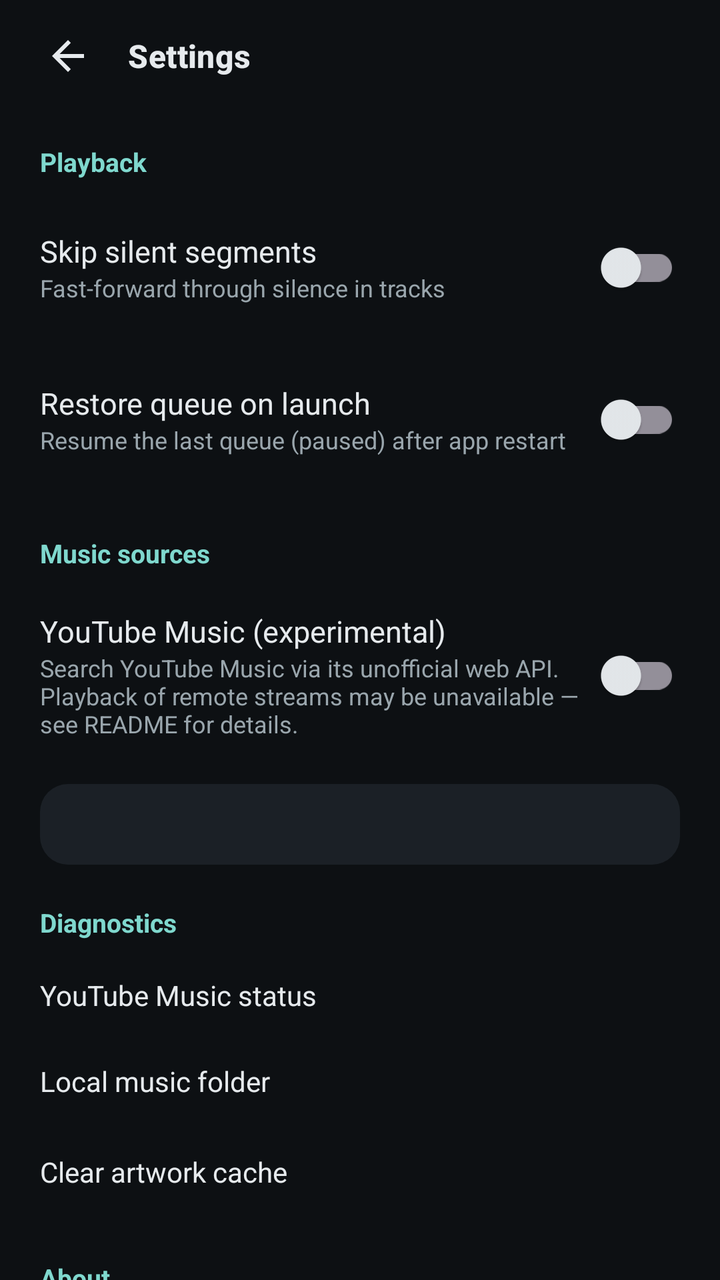
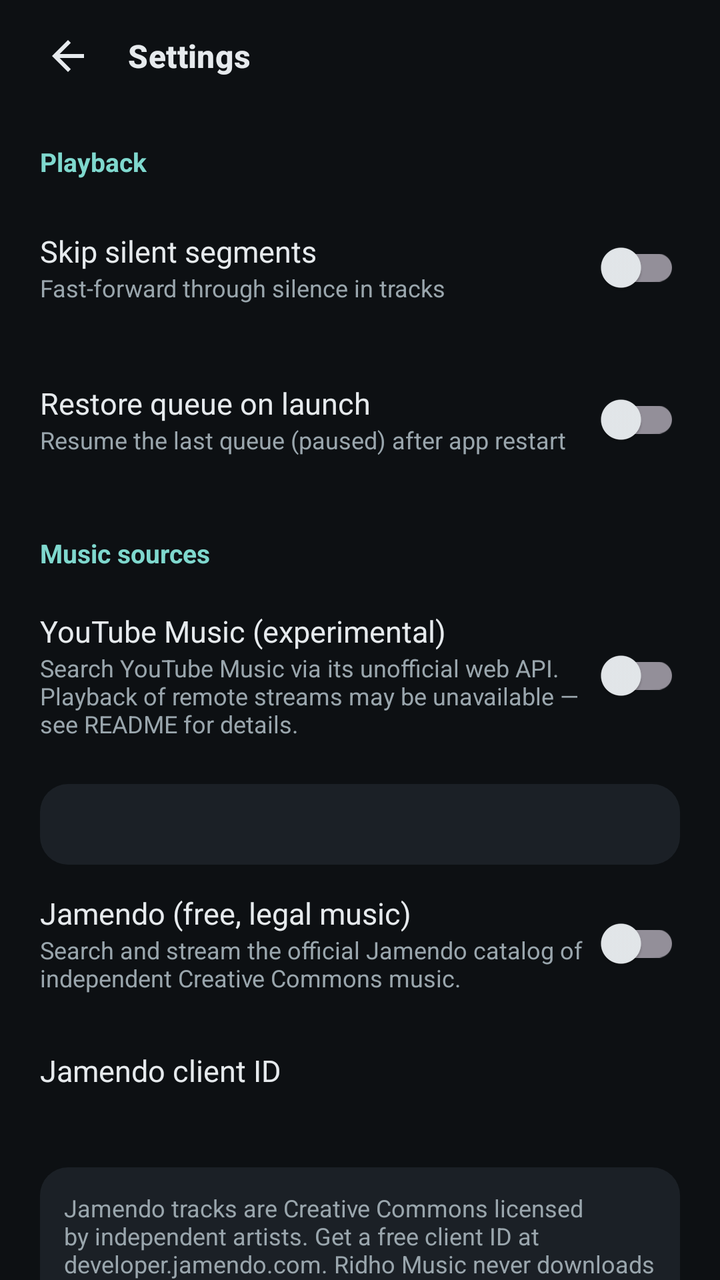

Screens rendered from an Android XML layout before and after an edit, with the pre-edit source and the edit as a unified diff.
<!-- AndroidManifest.xml: application theme Theme.RidhoMusic -->
<!-- res/layout/activity_settings.xml -->
<?xml version="1.0" encoding="utf-8"?>
<androidx.core.widget.NestedScrollView
    xmlns:android="http://schemas.android.com/apk/res/android"
    xmlns:app="http://schemas.android.com/apk/res-auto"
    android:layout_width="match_parent"
    android:layout_height="match_parent"
    android:background="@color/background"
    android:fitsSystemWindows="true">

    <LinearLayout
        android:layout_width="match_parent"
        android:layout_height="wrap_content"
        android:orientation="vertical"
        android:paddingBottom="32dp">

        
        <LinearLayout
            android:layout_width="match_parent"
            android:layout_height="56dp"
            android:gravity="center_vertical"
            android:orientation="horizontal"
            android:paddingHorizontal="12dp">

            <ImageButton
                android:id="@+id/settings_back"
                android:layout_width="44dp"
                android:layout_height="44dp"
                android:background="?attr/selectableItemBackgroundBorderless"
                android:contentDescription="@string/cd_back"
                android:src="@drawable/ic_arrow_back"
                app:tint="@color/on_surface" />

            <TextView
                android:layout_width="0dp"
                android:layout_height="wrap_content"
                android:layout_marginStart="8dp"
                android:layout_weight="1"
                android:text="@string/settings_title"
                android:textAppearance="?attr/textAppearanceTitleMedium"
                android:textColor="@color/on_surface"
                android:textStyle="bold" />
        </LinearLayout>

        
        <TextView
            android:layout_width="match_parent"
            android:layout_height="wrap_content"
            android:paddingHorizontal="20dp"
            android:paddingTop="16dp"
            android:paddingBottom="6dp"
            android:text="@string/settings_playback_header"
            android:textColor="@color/secondary_text_teal"
            android:textSize="13sp"
            android:textStyle="bold" />

        <LinearLayout
            android:layout_width="match_parent"
            android:layout_height="wrap_content"
            android:orientation="vertical">

            <LinearLayout
                android:layout_width="match_parent"
                android:layout_height="wrap_content"
                android:background="?attr/selectableItemBackground"
                android:gravity="center_vertical"
                android:orientation="horizontal"
                android:paddingHorizontal="20dp"
                android:paddingVertical="14dp">

                <LinearLayout
                    android:layout_width="0dp"
                    android:layout_height="wrap_content"
                    android:layout_weight="1"
                    android:orientation="vertical">

                    <TextView
                        android:layout_width="match_parent"
                        android:layout_height="wrap_content"
                        android:text="@string/settings_skip_silence"
                        android:textColor="@color/on_surface"
                        android:textSize="15sp" />

                    <TextView
                        android:layout_width="match_parent"
                        android:layout_height="wrap_content"
                        android:text="@string/settings_skip_silence_sum"
                        android:textColor="@color/on_surface_muted"
                        android:textSize="12sp" />
                </LinearLayout>

                <com.google.android.material.switchmaterial.SwitchMaterial
                    android:id="@+id/switch_skip_silence"
                    android:layout_width="wrap_content"
                    android:layout_height="wrap_content" />
            </LinearLayout>

            <LinearLayout
                android:layout_width="match_parent"
                android:layout_height="wrap_content"
                android:background="?attr/selectableItemBackground"
                android:gravity="center_vertical"
                android:orientation="horizontal"
                android:paddingHorizontal="20dp"
                android:paddingVertical="14dp">

                <LinearLayout
                    android:layout_width="0dp"
                    android:layout_height="wrap_content"
                    android:layout_weight="1"
                    android:orientation="vertical">

                    <TextView
                        android:layout_width="match_parent"
                        android:layout_height="wrap_content"
                        android:text="@string/settings_restore_queue"
                        android:textColor="@color/on_surface"
                        android:textSize="15sp" />

                    <TextView
                        android:layout_width="match_parent"
                        android:layout_height="wrap_content"
                        android:text="@string/settings_restore_queue_sum"
                        android:textColor="@color/on_surface_muted"
                        android:textSize="12sp" />
                </LinearLayout>

                <com.google.android.material.switchmaterial.SwitchMaterial
                    android:id="@+id/switch_restore_queue"
                    android:layout_width="wrap_content"
                    android:layout_height="wrap_content" />
            </LinearLayout>
        </LinearLayout>

        
        <TextView
            android:layout_width="match_parent"
            android:layout_height="wrap_content"
            android:paddingHorizontal="20dp"
            android:paddingTop="20dp"
            android:paddingBottom="6dp"
            android:text="@string/settings_sources_header"
            android:textColor="@color/secondary_text_teal"
            android:textSize="13sp"
            android:textStyle="bold" />

        <LinearLayout
            android:layout_width="match_parent"
            android:layout_height="wrap_content"
            android:background="?attr/selectableItemBackground"
            android:gravity="center_vertical"
            android:orientation="horizontal"
            android:paddingHorizontal="20dp"
            android:paddingVertical="14dp">

            <LinearLayout
                android:layout_width="0dp"
                android:layout_height="wrap_content"
                android:layout_weight="1"
                android:orientation="vertical">

                <TextView
                    android:layout_width="match_parent"
                    android:layout_height="wrap_content"
                    android:text="@string/settings_ytm_enabled"
                    android:textColor="@color/on_surface"
                    android:textSize="15sp" />

                <TextView
                    android:layout_width="match_parent"
                    android:layout_height="wrap_content"
                    android:text="@string/settings_ytm_enabled_sum"
                    android:textColor="@color/on_surface_muted"
                    android:textSize="12sp" />
            </LinearLayout>

            <com.google.android.material.switchmaterial.SwitchMaterial
                android:id="@+id/switch_ytm"
                android:layout_width="wrap_content"
                android:layout_height="wrap_content" />
        </LinearLayout>

        <TextView
            android:id="@+id/settings_ytm_note"
            android:layout_width="match_parent"
            android:layout_height="wrap_content"
            android:layout_marginHorizontal="20dp"
            android:layout_marginTop="8dp"
            android:background="@drawable/bg_card"
            android:padding="12dp"
            android:textColor="@color/on_surface_muted"
            android:textSize="12sp" />

        
        <TextView
            android:layout_width="match_parent"
            android:layout_height="wrap_content"
            android:paddingHorizontal="20dp"
            android:paddingTop="20dp"
            android:paddingBottom="6dp"
            android:text="@string/settings_diagnostics_header"
            android:textColor="@color/secondary_text_teal"
            android:textSize="13sp"
            android:textStyle="bold" />

        <LinearLayout
            android:layout_width="match_parent"
            android:layout_height="wrap_content"
            android:gravity="center_vertical"
            android:orientation="horizontal"
            android:paddingHorizontal="20dp"
            android:paddingVertical="12dp">

            <TextView
                android:layout_width="0dp"
                android:layout_height="wrap_content"
                android:layout_weight="1"
                android:text="@string/diag_ytm_api"
                android:textColor="@color/on_surface"
                android:textSize="14sp" />

            <TextView
                android:id="@+id/diag_ytm_status"
                android:layout_width="wrap_content"
                android:layout_height="wrap_content"
                android:textColor="@color/secondary_text_teal"
                android:textSize="13sp" />
        </LinearLayout>

        <LinearLayout
            android:layout_width="match_parent"
            android:layout_height="wrap_content"
            android:gravity="center_vertical"
            android:orientation="horizontal"
            android:paddingHorizontal="20dp"
            android:paddingVertical="12dp">

            <TextView
                android:layout_width="0dp"
                android:layout_height="wrap_content"
                android:layout_weight="1"
                android:text="@string/diag_local_folder"
                android:textColor="@color/on_surface"
                android:textSize="14sp" />

            <TextView
                android:id="@+id/diag_local_status"
                android:layout_width="wrap_content"
                android:layout_height="wrap_content"
                android:textColor="@color/secondary_text_teal"
                android:textSize="13sp" />
        </LinearLayout>

        <LinearLayout
            android:id="@+id/row_clear_cache"
            android:layout_width="match_parent"
            android:layout_height="48dp"
            android:background="?attr/selectableItemBackground"
            android:gravity="center_vertical"
            android:orientation="horizontal"
            android:paddingHorizontal="20dp">

            <TextView
                android:layout_width="0dp"
                android:layout_height="wrap_content"
                android:layout_weight="1"
                android:text="@string/settings_clear_artwork_cache"
                android:textColor="@color/on_surface"
                android:textSize="14sp" />
        </LinearLayout>

        
        <TextView
            android:layout_width="match_parent"
            android:layout_height="wrap_content"
            android:paddingHorizontal="20dp"
            android:paddingTop="20dp"
            android:paddingBottom="6dp"
            android:text="@string/settings_about_header"
            android:textColor="@color/secondary_text_teal"
            android:textSize="13sp"
            android:textStyle="bold" />

        <LinearLayout
            android:id="@+id/row_licenses"
            android:layout_width="match_parent"
            android:layout_height="48dp"
            android:background="?attr/selectableItemBackground"
            android:gravity="center_vertical"
            android:orientation="horizontal"
            android:paddingHorizontal="20dp">

            <TextView
                android:layout_width="0dp"
                android:layout_height="wrap_content"
                android:layout_weight="1"
                android:text="@string/settings_licenses"
                android:textColor="@color/on_surface"
                android:textSize="14sp" />
        </LinearLayout>

        <LinearLayout
            android:id="@+id/row_privacy"
            android:layout_width="match_parent"
            android:layout_height="48dp"
            android:background="?attr/selectableItemBackground"
            android:gravity="center_vertical"
            android:orientation="horizontal"
            android:paddingHorizontal="20dp">

            <TextView
                android:layout_width="0dp"
                android:layout_height="wrap_content"
                android:layout_weight="1"
                android:text="@string/settings_privacy"
                android:textColor="@color/on_surface"
                android:textSize="14sp" />
        </LinearLayout>

        <TextView
            android:id="@+id/settings_version"
            android:layout_width="match_parent"
            android:layout_height="wrap_content"
            android:layout_marginHorizontal="20dp"
            android:layout_marginTop="12dp"
            android:textColor="@color/on_surface_muted"
            android:textSize="12sp" />
    </LinearLayout>
</androidx.core.widget.NestedScrollView>
<!-- resources referenced by this layout -->
<resources>
  <color name="background">#0D1013</color>
  <color name="on_surface">#E6EAED</color>
  <color name="on_surface_muted">#9AA6AD</color>
  <color name="secondary_text_teal">#7FD8CE</color>
  <!-- drawable bg_card (drawable) -->
  <?xml version="1.0" encoding="utf-8"?>
  <shape xmlns:android="http://schemas.android.com/apk/res/android" android:shape="rectangle">
      <solid android:color="@color/surface_container" />
      <corners android:radius="14dp" />
  </shape>
  <!-- drawable ic_arrow_back (drawable) -->
  <?xml version="1.0" encoding="utf-8"?>
  <vector xmlns:android="http://schemas.android.com/apk/res/android" android:width="24dp" android:height="24dp" android:viewportWidth="24" android:viewportHeight="24" android:tint="?attr/colorControlNormal">
      <path android:fillColor="@android:color/white" android:pathData="M20,11H7.83l5.59,-5.59L12,4l-8,8 8,8 1.41,-1.41L7.83,13H20v-2z" />
  </vector>
  <string name="cd_back">Navigate up</string>
  <string name="diag_local_folder">Local music folder</string>
  <string name="diag_ytm_api">YouTube Music status</string>
  <string name="settings_about_header">About</string>
  <string name="settings_clear_artwork_cache">Clear artwork cache</string>
  <string name="settings_diagnostics_header">Diagnostics</string>
  <string name="settings_licenses">Open-source licenses</string>
  <string name="settings_playback_header">Playback</string>
  <string name="settings_privacy">Privacy policy</string>
  <string name="settings_restore_queue">Restore queue on launch</string>
  <string name="settings_restore_queue_sum">Resume the last queue (paused) after app restart</string>
  <string name="settings_skip_silence">Skip silent segments</string>
  <string name="settings_skip_silence_sum">Fast-forward through silence in tracks</string>
  <string name="settings_sources_header">Music sources</string>
  <string name="settings_title">Settings</string>
  <string name="settings_ytm_enabled">YouTube Music (experimental)</string>
  <string name="settings_ytm_enabled_sum">Search YouTube Music via its unofficial web API. Playback of remote streams may be unavailable — see README for details.</string>
  <color name="surface_container">#1B2026</color>
  <color name="surface">#15181C</color>
  <color name="primary">#2FA69C</color>
  <color name="on_primary">#04201C</color>
  <color name="error">#E57373</color>
  <style name="ThemeOverlay.RidhoMusic.BottomSheet" parent="ThemeOverlay.Material3.BottomSheetDialog">
          <item name="bottomSheetStyle">@style/Widget.RidhoMusic.BottomSheet</item>
          <item name="android:background">@color/background</item>
      </style>
  <style name="Widget.RidhoMusic.BottomSheet" parent="Widget.Material3.BottomSheet.Modal">
          <item name="android:background">@drawable/bg_sheet</item>
          <item name="shapeAppearanceOverlay">@style/ShapeAppearance.RidhoMusic.Sheet</item>
      </style>
  <!-- drawable bg_sheet (drawable) -->
  <?xml version="1.0" encoding="utf-8"?>
  <shape xmlns:android="http://schemas.android.com/apk/res/android" android:shape="rectangle">
      <solid android:color="@color/surface_container" />
      <corners android:radius="24dp" />
  </shape>
  <style name="ShapeAppearance.RidhoMusic.Sheet" parent="">
          <item name="cornerFamily">rounded</item>
          <item name="cornerSizeTopLeft">24dp</item>
          <item name="cornerSizeTopRight">24dp</item>
      </style>
  <!-- unchanged entries left out for length: 1 -->
</resources>

<!-- the commit's change to res/layout/activity_settings.xml (unified diff, before → after) -->
@@ -191,6 +191,87 @@
             android:textSize="12sp" />
 
         
+        <LinearLayout
+            android:layout_width="match_parent"
+            android:layout_height="wrap_content"
+            android:background="?attr/selectableItemBackground"
+            android:gravity="center_vertical"
+            android:orientation="horizontal"
+            android:paddingHorizontal="20dp"
+            android:paddingVertical="14dp">
+
+            <LinearLayout
+                android:layout_width="0dp"
+                android:layout_height="wrap_content"
+                android:layout_weight="1"
+                android:orientation="vertical">
+
+                <TextView
+                    android:layout_width="match_parent"
+                    android:layout_height="wrap_content"
+                    android:text="@string/settings_jamendo_enabled"
+                    android:textColor="@color/on_surface"
+                    android:textSize="15sp" />
+
+                <TextView
+                    android:layout_width="match_parent"
+                    android:layout_height="wrap_content"
+                    android:text="@string/settings_jamendo_enabled_sum"
+                    android:textColor="@color/on_surface_muted"
+                    android:textSize="12sp" />
+            </LinearLayout>
+
+            <com.google.android.material.switchmaterial.SwitchMaterial
+                android:id="@+id/switch_jamendo"
+                android:layout_width="wrap_content"
+                android:layout_height="wrap_content" />
+        </LinearLayout>
+
+        <LinearLayout
+            android:id="@+id/row_jamendo_client_id"
+            android:layout_width="match_parent"
+            android:layout_height="wrap_content"
+            android:background="?attr/selectableItemBackground"
+            android:gravity="center_vertical"
+            android:orientation="horizontal"
+            android:paddingHorizontal="20dp"
+            android:paddingVertical="14dp">
+
+            <LinearLayout
+                android:layout_width="0dp"
+                android:layout_height="wrap_content"
+                android:layout_weight="1"
+                android:orientation="vertical">
+
+                <TextView
+                    android:layout_width="match_parent"
+                    android:layout_height="wrap_content"
+                    android:text="@string/settings_jamendo_client_id"
+                    android:textColor="@color/on_surface"
+                    android:textSize="15sp" />
+
+                <TextView
+                    android:id="@+id/jamendo_client_id_status"
+                    android:layout_width="match_parent"
+                    android:layout_height="wrap_content"
+                    android:textColor="@color/on_surface_muted"
+                    android:textSize="12sp" />
+            </LinearLayout>
+        </LinearLayout>
+
+        <TextView
+            android:id="@+id/settings_jamendo_note"
+            android:layout_width="match_parent"
+            android:layout_height="wrap_content"
+            android:layout_marginHorizontal="20dp"
+            android:layout_marginTop="8dp"
+            android:background="@drawable/bg_card"
+            android:padding="12dp"
+            android:text="@string/settings_jamendo_note"
+            android:textColor="@color/on_surface_muted"
+            android:textSize="12sp" />
+
+        
         <TextView
             android:layout_width="match_parent"
             android:layout_height="wrap_content"
@@ -238,6 +319,30 @@
                 android:layout_width="0dp"
                 android:layout_height="wrap_content"
                 android:layout_weight="1"
+                android:text="@string/diag_jamendo_api"
+                android:textColor="@color/on_surface"
+                android:textSize="14sp" />
+
+            <TextView
+                android:id="@+id/diag_jamendo_status"
+                android:layout_width="wrap_content"
+                android:layout_height="wrap_content"
+                android:textColor="@color/secondary_text_teal"
+                android:textSize="13sp" />
+        </LinearLayout>
+
+        <LinearLayout
+            android:layout_width="match_parent"
+            android:layout_height="wrap_content"
+            android:gravity="center_vertical"
+            android:orientation="horizontal"
+            android:paddingHorizontal="20dp"
+            android:paddingVertical="12dp">
+
+            <TextView
+                android:layout_width="0dp"
+                android:layout_height="wrap_content"
+                android:layout_weight="1"
                 android:text="@string/diag_local_folder"
                 android:textColor="@color/on_surface"
                 android:textSize="14sp" />
<!-- resource entries referenced after the edit -->
@@ -16,11 +16,16 @@
       <path android:fillColor="@android:color/white" android:pathData="M20,11H7.83l5.59,-5.59L12,4l-8,8 8,8 1.41,-1.41L7.83,13H20v-2z" />
   </vector>
   <string name="cd_back">Navigate up</string>
+  <string name="diag_jamendo_api">Jamendo status</string>
   <string name="diag_local_folder">Local music folder</string>
   <string name="diag_ytm_api">YouTube Music status</string>
   <string name="settings_about_header">About</string>
   <string name="settings_clear_artwork_cache">Clear artwork cache</string>
   <string name="settings_diagnostics_header">Diagnostics</string>
+  <string name="settings_jamendo_client_id">Jamendo client ID</string>
+  <string name="settings_jamendo_enabled">Jamendo (free, legal music)</string>
+  <string name="settings_jamendo_enabled_sum">Search and stream the official Jamendo catalog of independent Creative Commons music.</string>
+  <string name="settings_jamendo_note">Jamendo tracks are Creative Commons licensed by independent artists. Get a free client ID at developer.jamendo.com. Ridho Music never downloads audio and never embeds a client secret.</string>
   <string name="settings_licenses">Open-source licenses</string>
   <string name="settings_playback_header">Playback</string>
   <string name="settings_privacy">Privacy policy</string>
